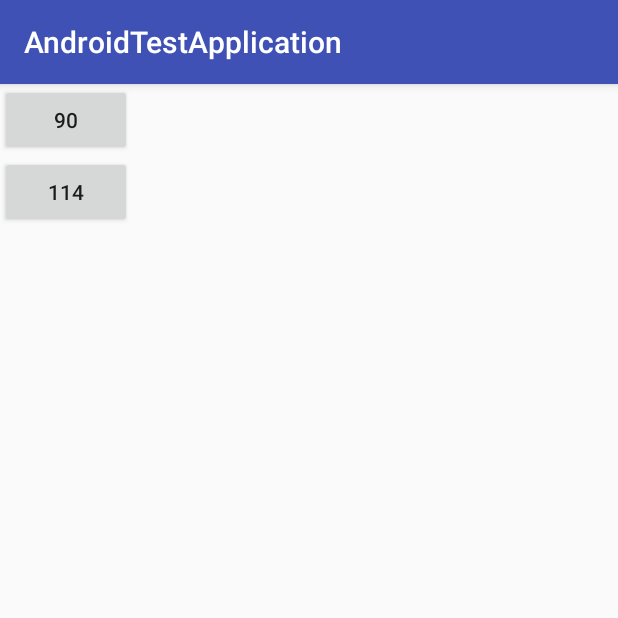
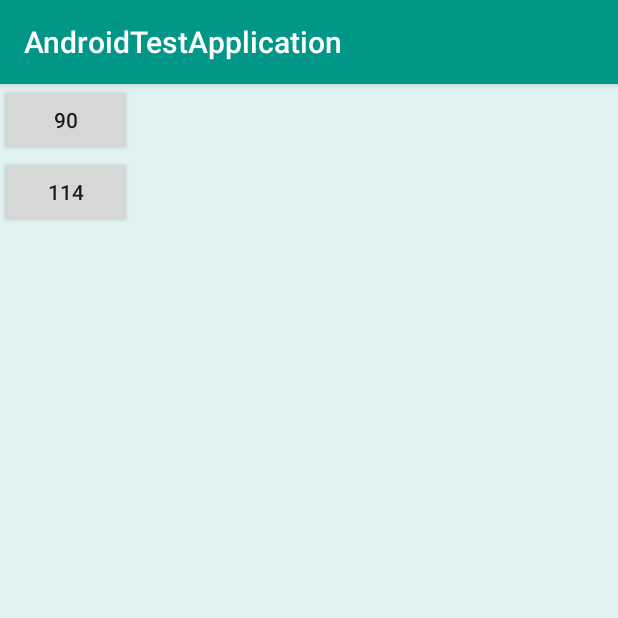
Before and after one commit to Shahriar07/mediaPlayer, an Android app: the screen it shows after launch (DashboardActivity), on a phone screen of 412 x 824 dp, the top half of it. Run offline under Robolectric (Android 15) with nearby library versions, the phone set to English and light mode, and no system bars.

```diff
--- a/app/src/main/java/com/shahriar/androidtestapplication/Adapter/SurahAdapter.java
+++ b/app/src/main/java/com/shahriar/androidtestapplication/Adapter/SurahAdapter.java
@@ -33,9 +33,7 @@ public class SurahAdapter extends RecyclerView.Adapter {
 
     @Override
     public RecyclerView.ViewHolder onCreateViewHolder(ViewGroup parent, int viewType) {
-        // create a new view
         View v = inflater.inflate(R.layout.verse_of_surah, parent, false);
-        // set the view's size, margins, paddings and layout parameters
         VerseHolder vh = new VerseHolder(v);
         Log.d(getClass().getSimpleName(),"onCreateViewHolder");
         return vh;
@@ -73,6 +71,4 @@ class VerseHolder extends RecyclerView.ViewHolder {
         surahVersesArabic.setImageResource(verse.getSurahVersesArabicResourceId());
         surahVersesTranslated.setImageResource(verse.getSurahVersesTranslatedResourceId());
     }
-
-
 }
--- a/app/src/main/res/layout/verse_of_surah.xml
+++ b/app/src/main/res/layout/verse_of_surah.xml
@@ -4,6 +4,8 @@
     android:layout_width="match_parent"
     android:layout_height="wrap_content"
     android:layout_marginBottom="8dp"
+    android:layout_marginEnd="8dp"
+    android:layout_marginStart="8dp"
     android:layout_marginTop="8dp"
     android:orientation="vertical">
 
@@ -11,6 +13,9 @@
         android:id="@+id/verse_no"
         android:layout_width="match_parent"
         android:layout_height="wrap_content"
+        android:textColor="@color/colorAccent"
+        android:layout_marginBottom="8dp"
+        android:textStyle="bold"
         android:text="@string/surah_and_verse" />
 
     <ImageView
@@ -18,6 +23,7 @@
         android:layout_width="wrap_content"
         android:contentDescription="test"
         android:layout_height="50dp"
+        android:layout_marginBottom="8dp"
         android:layout_gravity="right|center_vertical|end"/>
 
     <ImageView
--- a/app/src/main/res/values/colors.xml
+++ b/app/src/main/res/values/colors.xml
@@ -1,9 +1,9 @@
 <?xml version="1.0" encoding="utf-8"?>
 <resources>
-    <color name="colorPrimary">#3F51B5</color>
-    <color name="colorPrimaryDark">#303F9F</color>
-    <color name="colorAccent">#FF4081</color>
+    <color name="colorPrimary">#009688</color>
+    <color name="colorPrimaryDark">#00695C</color>
+    <color name="colorAccent">#4DB6AC</color>
 
-    <color name="colorBanglaBackground">#F0F00F</color>
-    <color name="colorArabicBackground">#f0333f</color>
+    <color name="decorationDivider">#4DB6AC</color>
+    <color name="window_background">#E0F2F1</color>
 </resources>
--- a/app/src/main/res/values/styles.xml
+++ b/app/src/main/res/values/styles.xml
@@ -6,6 +6,9 @@
         <item name="colorPrimary">@color/colorPrimary</item>
         <item name="colorPrimaryDark">@color/colorPrimaryDark</item>
         <item name="colorAccent">@color/colorAccent</item>
+
+        <item name="android:windowBackground">@color/window_background</item>
+        <item name="windowActionModeOverlay">true</item>
     </style>
 
 </resources>
```
Also changed, not shown: app/src/main/java/com/shahriar/androidtestapplication/UI/SurahActivity.java (+22 -8 lines), app/src/main/res/drawable/divider_item_decoration.xml (added, +8 -0 lines), app/src/main/res/layout/activity_main.xml (+12 -5 lines), app/src/main/res/drawable/a1141.png, app/src/main/res/drawable/a1142.png, app/src/main/res/drawable/a1143.png, app/src/main/res/drawable/a1144.png, app/src/main/res/drawable/a1145.png, app/src/main/res/drawable/a1146.png, app/src/main/res/drawable/a_bismillah.PNG, app/src/main/res/drawable/pause.png (added), app/src/main/res/drawable/play.png (added), app/src/main/res/drawable/reset.png (added).
